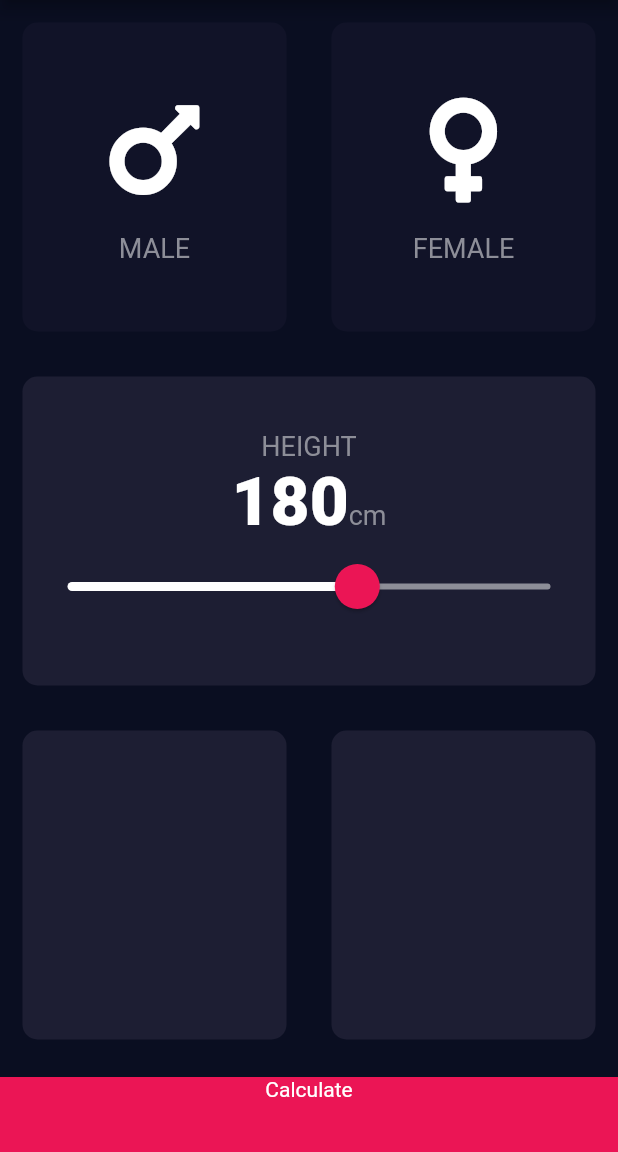
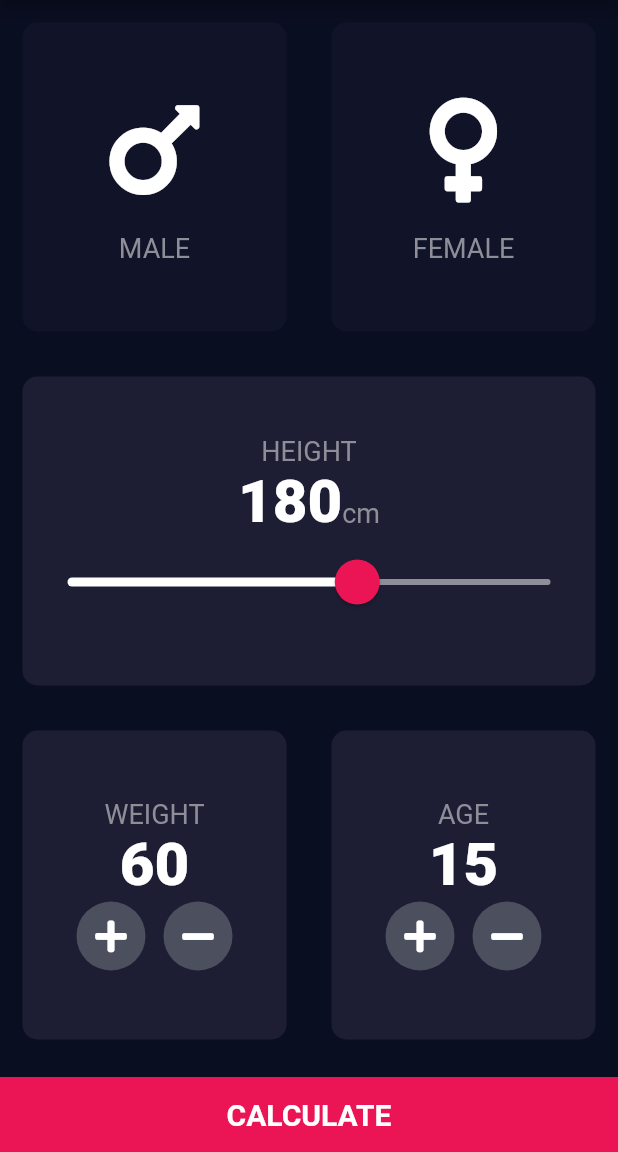
Before and after one commit to sra0109/BMI_Calculator, a Flutter app: the screen it shows after launch, on a phone screen of 412 x 824 dp, the part 84-1236 px from its top. Run offline on Flutter 3.47's test engine with Material 2 defaults, Android fonts, the phone set to English and light mode, and no system bars; our stand-ins replace font_awesome_flutter.

Commit message:
Final Code

```diff
--- /dev/null
+++ b/lib/calculator_brain.dart
@@ -0,0 +1,32 @@
+import 'dart:math';
+
+class CalculatorBrain {
+  CalculatorBrain({required this.height, required this.weight});
+  final int height;
+  final int weight;
+  late double _bmi;
+  String calculateBMI() {
+    _bmi = weight / pow(height / 100, 2);
+    return _bmi.toStringAsFixed(1);
+  }
+
+  String getResult() {
+    if (_bmi >= 25) {
+      return 'Overweight';
+    } else if (_bmi > 18.5) {
+      return 'Normal';
+    } else {
+      return 'Underweight';
+    }
+  }
+
+  String getInterpretation() {
+    if (_bmi >= 25) {
+      return 'You have a higher than normal body weight. Try to exercise more.';
+    } else if (_bmi > 18.5) {
+      return 'You have a normal body weight. Good job!';
+    } else {
+      return 'You have a lower than normal body weight. You can eat a bit more.';
+    }
+  }
+}
--- /dev/null
+++ b/lib/components/buttom_button.dart
@@ -0,0 +1,28 @@
+import 'package:flutter/material.dart';
+import '../constants.dart';
+
+class BottomButton extends StatelessWidget {
+  const BottomButton({Key? key, required this.buttonTitle, required this.onTap})
+      : super(key: key);
+  final VoidCallback onTap;
+  final String buttonTitle;
+  @override
+  Widget build(BuildContext context) {
+    return GestureDetector(
+      onTap: onTap,
+      child: Container(
+        margin: const EdgeInsets.only(top: 10.0),
+        color: const Color(0xFFEB1555),
+        width: double.infinity,
+        height: 50.0,
+        child: Center(
+          child: Text(
+            buttonTitle,
+            style: kLargeButtonTextStyle,
+            textAlign: TextAlign.center,
+          ),
+        ),
+      ),
+    );
+  }
+}
--- a/lib/constants.dart
+++ b/lib/constants.dart
@@ -7,6 +7,16 @@ const kLabelTextStyle = TextStyle(
   color: Color(0xFF8D8E98),
 );
 const kNumberTextStyle = TextStyle(
-  fontSize: 45.0,
+  fontSize: 40.0,
   fontWeight: FontWeight.w900,
 );
+const kLargeButtonTextStyle =
+    TextStyle(fontSize: 20.0, fontWeight: FontWeight.bold);
+const kTitleTextStyle = TextStyle(fontSize: 35.0, fontWeight: FontWeight.bold);
+const kResultTextStyle = TextStyle(
+    color: Color(0xFF24D876), fontSize: 22.0, fontWeight: FontWeight.bold);
+
+const kBmiTextStyle = TextStyle(fontWeight: FontWeight.bold, fontSize: 80.0);
+const kBodyTextStyle = TextStyle(
+  fontSize: 22.0,
+);
--- a/lib/input_page.dart
+++ /dev/null
@@ -1,148 +0,0 @@
-import 'package:flutter/material.dart';
-import 'package:font_awesome_flutter/font_awesome_flutter.dart';
-import 'icon_content.dart';
-import 'reusable_card.dart';
-import 'constants.dart';
-
-enum Gender { male, female }
-
-class InputPage extends StatefulWidget {
-  const InputPage({Key? key}) : super(key: key);
-
-  @override
-  State<InputPage> createState() => _InputPageState();
-}
-
-class _InputPageState extends State<InputPage> {
-  Gender? selectedGender;
-  int height = 180;
-  @override
-  Widget build(BuildContext context) {
-    return Scaffold(
-        appBar: AppBar(
-          title: const Text('BMI Calculator'),
-        ),
-        body: Column(
-          crossAxisAlignment: CrossAxisAlignment.stretch,
-          children: [
-            Expanded(
-                flex: 1,
-                child: Row(
-                  children: [
-                    Expanded(
-                      flex: 1,
-                      child: ReusableCard(
-                        onPress: () {
-                          setState(() {
-                            selectedGender = Gender.male;
-                          });
-                        },
-                        colour: selectedGender == Gender.male
-                            ? kActiveColor
-                            : kInactiveCardColor,
-                        cardChild: const IconContent(
-                          icon: FontAwesomeIcons.mars,
-                          label: 'MALE',
-                        ),
-                      ),
-                    ),
-                    Expanded(
-                      flex: 1,
-                      child: ReusableCard(
-                        onPress: () {
-                          setState(() {
-                            selectedGender = Gender.female;
-                          });
-                        },
-                        colour: selectedGender == Gender.female
-                            ? kActiveColor
-                            : kInactiveCardColor,
-                        cardChild: const IconContent(
-                          icon: FontAwesomeIcons.venus,
-                          label: 'FEMALE',
-                        ),
-                      ),
-                    ),
-                  ],
-                )),
-            Expanded(
-              flex: 1,
-              child: ReusableCard(
-                colour: kActiveColor,
-                cardChild: Column(
-                  mainAxisAlignment: MainAxisAlignment.center,
-                  children: [
-                    const Text(
-                      'HEIGHT',
-                      style: kLabelTextStyle,
-                    ),
-                    Row(
-                      mainAxisAlignment: MainAxisAlignment.center,
-                      textBaseline: TextBaseline.alphabetic,
-                      crossAxisAlignment: CrossAxisAlignment.baseline,
-                      children: [
-                        Text(
-                          height.toString(),
-                          style: kNumberTextStyle,
-                        ),
-                        const Text(
-                          'cm',
-                          style: kLabelTextStyle,
-                        ),
-                      ],
-                    ),
-                    SliderTheme(
-                      //by using this we can change few things which we like
-                      data: SliderTheme.of(context).copyWith(
-                          inactiveTrackColor: const Color(0xFF8D8E98),
-                          activeTrackColor: Colors.white,
-                          overlayColor: const Color(0x29EB1555),
-                          thumbColor: const Color(0xFFEB1555),
-                          thumbShape: const RoundSliderThumbShape(
-                              enabledThumbRadius: 15.0),
-                          overlayShape: const RoundSliderOverlayShape(
-                            overlayRadius: 30.0,
-                          )),
-                      child: Slider(
-                        value: height.toDouble(),
-                        min: 120.0,
-                        max: 220.0,
-
-                        //newValue gets passed when user slides the slider
-                        onChanged: (double newValue) {
-                          setState(() {
-                            height = newValue.round();
-                          });
-                        },
-                      ),
-                    )
-                  ],
-                ),
-              ),
-            ),
-            Expanded(
-                flex: 1,
-                child: Row(
-                  children: const [
-                    Expanded(
-                        flex: 1, child: ReusableCard(colour: kActiveColor)),
-                    Expanded(
-                        flex: 1, child: ReusableCard(colour: kActiveColor)),
-                  ],
-                )),
-            Container(
-              margin: const EdgeInsets.only(top: 10.0),
-              color: const Color(0xFFEB1555),
-              width: double.infinity,
-              height: 50.0,
-              child: const Text(
-                'Calculate',
-                textAlign: TextAlign.center,
-              ),
-            )
-          ],
-        )
-        //
-        );
-  }
-}
--- a/lib/main.dart
+++ b/lib/main.dart
@@ -1,5 +1,5 @@
 import 'package:flutter/material.dart';
-import 'input_page.dart';
+import 'screens/input_page.dart';
 
 void main() {
   runApp(const BMICalculator());
@@ -12,10 +12,10 @@ class BMICalculator extends StatelessWidget {
   Widget build(BuildContext context) {
     return MaterialApp(
       theme: ThemeData.dark().copyWith(
-          primaryColor: Colors.black,
+          primaryColorDark: Colors.black,
           scaffoldBackgroundColor: const Color(0xff0A0E21)),
+      debugShowCheckedModeBanner: false,
       home: const InputPage(),
-      debugShowCheckedModeBanner: false,
     );
   }
 }
--- /dev/null
+++ b/lib/screens/input_page.dart
@@ -0,0 +1,251 @@
+import 'package:flutter/material.dart';
+import 'package:font_awesome_flutter/font_awesome_flutter.dart';
+import '../components/icon_content.dart';
+import '../components/reusable_card.dart';
+import '../constants.dart';
+import '../components/buttom_button.dart';
+import 'package:bmi_calculator/calculator_brain.dart';
+import 'results_page.dart';
+
+enum Gender { male, female }
+
+class InputPage extends StatefulWidget {
+  const InputPage({Key? key}) : super(key: key);
+
+  @override
+  State<InputPage> createState() => _InputPageState();
+}
+
+class _InputPageState extends State<InputPage> {
+  Gender? selectedGender;
+  int height = 180;
+  int weight = 60;
+  int age = 15;
+  @override
+  Widget build(BuildContext context) {
+    return Scaffold(
+        appBar: AppBar(
+          title: const Text('BMI Calculator'),
+        ),
+        body: Column(
+          crossAxisAlignment: CrossAxisAlignment.stretch,
+          children: [
+            Expanded(
+                flex: 1,
+                child: Row(
+                  children: [
+                    Expanded(
+                      flex: 1,
+                      child: ReusableCard(
+                        onPress: () {
+                          setState(() {
+                            selectedGender = Gender.male;
+                          });
+                        },
+                        colour: selectedGender == Gender.male
+                            ? kActiveColor
+                            : kInactiveCardColor,
+                        cardChild: const IconContent(
+                          icon: FontAwesomeIcons.mars,
+                          label: 'MALE',
+                        ),
+                      ),
+                    ),
+                    Expanded(
+                      flex: 1,
+                      child: ReusableCard(
+                        onPress: () {
+                          setState(() {
+                            selectedGender = Gender.female;
+                          });
+                        },
+                        colour: selectedGender == Gender.female
+                            ? kActiveColor
+                            : kInactiveCardColor,
+                        cardChild: const IconContent(
+                          icon: FontAwesomeIcons.venus,
+                          label: 'FEMALE',
+                        ),
+                      ),
+                    ),
+                  ],
+                )),
+            Expanded(
+              flex: 1,
+              child: ReusableCard(
+                colour: kActiveColor,
+                cardChild: Column(
+                  mainAxisAlignment: MainAxisAlignment.center,
+                  children: [
+                    const Text(
+                      'HEIGHT',
+                      style: kLabelTextStyle,
+                    ),
+                    Row(
+                      mainAxisAlignment: MainAxisAlignment.center,
+                      textBaseline: TextBaseline.alphabetic,
+                      crossAxisAlignment: CrossAxisAlignment.baseline,
+                      children: [
+                        Text(
+                          height.toString(),
+                          style: kNumberTextStyle,
+                        ),
+                        const Text(
+                          'cm',
+                          style: kLabelTextStyle,
+                        ),
+                      ],
+                    ),
+                    SliderTheme(
+                      //by using this we can change few things which we like
+                      data: SliderTheme.of(context).copyWith(
+                          inactiveTrackColor: const Color(0xFF8D8E98),
+                          activeTrackColor: Colors.white,
+                          overlayColor: const Color(0x29EB1555),
+                          thumbColor: const Color(0xFFEB1555),
+                          thumbShape: const RoundSliderThumbShape(
+                              enabledThumbRadius: 15.0),
+                          overlayShape: const RoundSliderOverlayShape(
+                            overlayRadius: 30.0,
+                          )),
+                      child: Slider(
+                        value: height.toDouble(),
+                        min: 120.0,
+                        max: 220.0,
+
+                        //newValue gets passed when user slides the slider
+                        onChanged: (double newValue) {
+                          setState(() {
+                            height = newValue.round();
+                          });
+                        },
+                      ),
+                    )
+                  ],
+                ),
+              ),
+            ),
+            Expanded(
+                flex: 1,
+                child: Row(
+                  children: [
+                    Expanded(
+                        flex: 1,
+                        child: ReusableCard(
+                          colour: kActiveColor,
+                          cardChild: Column(
+                            mainAxisAlignment: MainAxisAlignment.center,
+                            children: [
+                              const Text(
+                                'WEIGHT',
+                                style: kLabelTextStyle,
+                              ),
+                              Text(
+                                weight.toString(),
+                                style: kNumberTextStyle,
+                              ),
+                              Row(
+                                mainAxisAlignment: MainAxisAlignment.center,
+                                children: [
+                                  RoundIconButton(
+                                    icon: FontAwesomeIcons.plus,
+                                    onPressed: () {
+                                      setState(() {
+                                        weight = weight + 1;
+                                      });
+                                    },
+                                  ),
+                                  const SizedBox(width: 10),
+                                  RoundIconButton(
+                                    icon: FontAwesomeIcons.minus,
+                                    onPressed: () {
+                                      setState(() {
+                                        weight = weight - 1;
+                                      });
+                                    },
+                                  ),
+                                ],
+                              )
+                            ],
+                          ),
+                        )),
+                    Expanded(
+                        flex: 1,
+                        child: ReusableCard(
+                            colour: kActiveColor,
+                            cardChild: Column(
+                              mainAxisAlignment: MainAxisAlignment.center,
+                              children: [
+                                const Text(
+                                  'AGE',
+                                  style: kLabelTextStyle,
+                                ),
+                                Text(
+                                  age.toString(),
+                                  style: kNumberTextStyle,
+                                ),
+                                Row(
+                                  mainAxisAlignment: MainAxisAlignment.center,
+                                  children: [
+                                    RoundIconButton(
+                                      icon: FontAwesomeIcons.plus,
+                                      onPressed: () {
+                                        setState(() {
+                                          age = age + 1;
+                                        });
+                                      },
+                                    ),
+                                    const SizedBox(width: 10),
+                                    RoundIconButton(
+                                      icon: FontAwesomeIcons.minus,
+                                      onPressed: () {
+                                        setState(() {
+                                          age = age - 1;
+                                        });
+                                      },
+                                    )
+                                  ],
+                                )
+                              ],
+                            ))),
+                  ],
+                )),
+            BottomButton(
+              onTap: () {
+                CalculatorBrain calc =
+                    CalculatorBrain(height: height, weight: weight);
+
+                Navigator.push(
+                    context,
+                    MaterialPageRoute(
+                        builder: (context) => ResultPage(
+                            bmiResult: calc.calculateBMI(),
+                            resultText: calc.getResult(),
+                            interpretation: calc.getInterpretation())));
+              },
+              buttonTitle: 'CALCULATE',
+            )
+          ],
+        )
+        //
+        );
+  }
+}
+
+class RoundIconButton extends StatelessWidget {
+  const RoundIconButton({Key? key, required this.icon, required this.onPressed})
+      : super(key: key);
+  final IconData icon;
+  final VoidCallback onPressed;
+  @override
+  Widget build(BuildContext context) {
+    return RawMaterialButton(
+      child: Icon(icon),
+      elevation: 0,
+      constraints: const BoxConstraints.tightFor(width: 46.0, height: 46.0),
+      onPressed: onPressed,
+      shape: const CircleBorder(),
+      fillColor: const Color(0xFF4C4F5E),
+    );
+  }
+}
```
Also changed, not shown: lib/screens/results_page.dart (added, +68 -0 lines), lib/components/icon_content.dart (renamed from lib/icon_content.dart), lib/components/reusable_card.dart (renamed from lib/reusable_card.dart).
